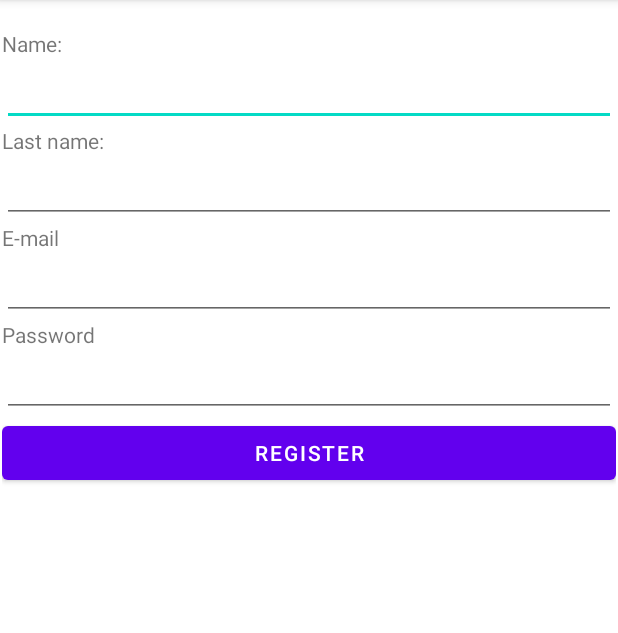
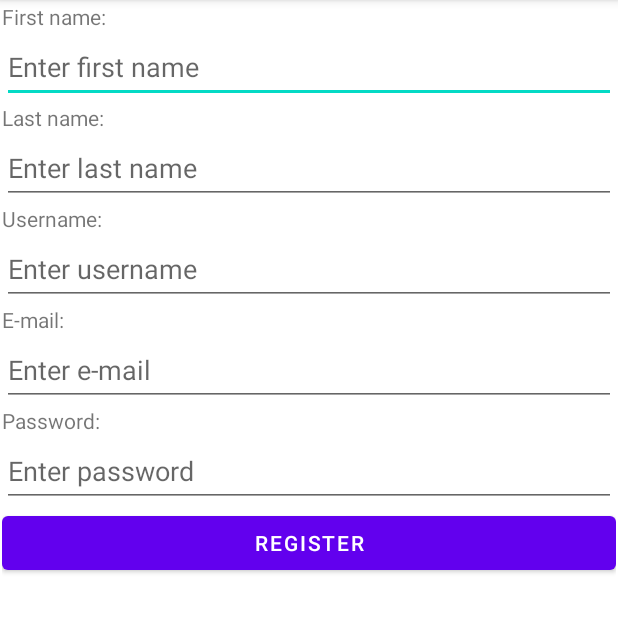
Before and after one commit to josipk1004/LostAndFound, an Android app: the Register screen opened directly, with no data from a screen before it, on a phone screen of 412 x 824 dp, the part 84-717 px from its top. Run offline under Robolectric (Android 15) with nearby library versions, the phone set to English and light mode, and no system bars.

Commit message:
import kotlinx, updated the names of textViews and buttons

```diff
--- a/app/build.gradle
+++ b/app/build.gradle
@@ -1,6 +1,7 @@
 plugins {
     id 'com.android.application'
     id 'kotlin-android'
+    id 'kotlin-android-extensions'
 }
 
 android {
--- a/app/src/main/java/com/example/lostandfound/MainActivity.kt
+++ b/app/src/main/java/com/example/lostandfound/MainActivity.kt
@@ -3,6 +3,7 @@ package com.example.lostandfound
 import android.content.Intent
 import androidx.appcompat.app.AppCompatActivity
 import android.os.Bundle
+import kotlinx.android.synthetic.main.activity_login.*
 
 class MainActivity : AppCompatActivity() {
     override fun onCreate(savedInstanceState: Bundle?) {
--- a/app/src/main/java/com/example/lostandfound/Register.kt
+++ b/app/src/main/java/com/example/lostandfound/Register.kt
@@ -2,6 +2,7 @@ package com.example.lostandfound
 
 import androidx.appcompat.app.AppCompatActivity
 import android.os.Bundle
+import kotlinx.android.synthetic.main.activity_login.*
 
 class Register : AppCompatActivity() {
     override fun onCreate(savedInstanceState: Bundle?) {
--- a/app/src/main/res/layout/activity_register.xml
+++ b/app/src/main/res/layout/activity_register.xml
@@ -16,65 +16,90 @@
         android:orientation="vertical"
         app:layout_constraintBottom_toBottomOf="parent"
         app:layout_constraintEnd_toEndOf="parent"
+        app:layout_constraintHorizontal_bias="0.0"
         app:layout_constraintStart_toStartOf="parent"
-        app:layout_constraintTop_toTopOf="parent">
+        app:layout_constraintTop_toTopOf="parent"
+        app:layout_constraintVertical_bias="0.0">
 
         <TextView
             android:id="@+id/textView"
             android:layout_width="match_parent"
             android:layout_height="wrap_content"
-            android:text="Name:" />
+            android:text="@string/first_name" />
 
         <EditText
-            android:id="@+id/Name"
+            android:id="@+id/firstNameRegister"
             android:layout_width="match_parent"
             android:layout_height="wrap_content"
             android:ems="10"
-            android:inputType="textPersonName" />
+            android:hint="@string/enter_first_name"
+            android:inputType="textPersonName"
+            android:minHeight="48dp" />
 
         <TextView
             android:id="@+id/textView6"
             android:layout_width="match_parent"
             android:layout_height="wrap_content"
-            android:text="Last name:" />
+            android:text="@string/last_name" />
 
         <EditText
-            android:id="@+id/LastName"
+            android:id="@+id/lastNameRegister"
             android:layout_width="match_parent"
             android:layout_height="wrap_content"
             android:ems="10"
-            android:inputType="textPersonName" />
+            android:hint="@string/enter_last_name"
+            android:inputType="textPersonName"
+            android:minHeight="48dp" />
+
+        <TextView
+            android:id="@+id/textView8"
+            android:layout_width="match_parent"
+            android:layout_height="wrap_content"
+            android:text="@string/username" />
+
+        <EditText
+            android:id="@+id/usernameRegister"
+            android:layout_width="match_parent"
+            android:layout_height="wrap_content"
+            android:ems="10"
+            android:hint="@string/enter_username"
+            android:inputType="textPersonName"
+            android:minHeight="48dp" />
 
         <TextView
             android:id="@+id/eMail"
             android:layout_width="match_parent"
             android:layout_height="wrap_content"
-            android:text="E-mail" />
+            android:text="@string/e_mail" />
 
         <EditText
-            android:id="@+id/emailReg"
+            android:id="@+id/emailRegister"
             android:layout_width="match_parent"
             android:layout_height="wrap_content"
             android:ems="10"
-            android:inputType="textEmailAddress" />
+            android:hint="@string/enter_e_mail"
+            android:inputType="textEmailAddress"
+            android:minHeight="48dp" />
 
         <TextView
             android:id="@+id/passwordReg"
             android:layout_width="match_parent"
             android:layout_height="wrap_content"
-            android:text="Password" />
+            android:text="@string/password" />
 
         <EditText
-            android:id="@+id/PasswordRegEdit"
+            android:id="@+id/passwordRegister"
             android:layout_width="match_parent"
             android:layout_height="wrap_content"
             android:ems="10"
-            android:inputType="textPassword" />
+            android:hint="@string/enter_password"
+            android:inputType="textPassword"
+            android:minHeight="48dp" />
 
         <Button
-            android:id="@+id/regButt"
+            android:id="@+id/registerButtonRegister"
             android:layout_width="match_parent"
             android:layout_height="wrap_content"
-            android:text="REGISTER" />
+            android:text="@string/register" />
     </LinearLayout>
 </androidx.constraintlayout.widget.ConstraintLayout>
--- a/app/src/main/res/values/strings.xml
+++ b/app/src/main/res/values/strings.xml
@@ -1,3 +1,16 @@
 <resources>
     <string name="app_name">Lost and found</string>
+    <string name="username">Username:</string>
+    <string name="enter_username">Enter username</string>
+    <string name="enter_last_name">Enter last name</string>
+    <string name="first_name">First name:</string>
+    <string name="enter_e_mail">Enter e-mail</string>
+    <string name="e_mail">E-mail:</string>
+    <string name="password">Password:</string>
+    <string name="enter_password">Enter password</string>
+    <string name="register">REGISTER</string>
+    <string name="enter_first_name">Enter first name</string>
+    <string name="last_name">Last name:</string>
+    <string name="passwordLogin">Password</string>
+    <string name="login">LOGIN</string>
 </resources>
```
Also changed, not shown: app/src/main/java/com/example/lostandfound/Login.kt (+6 -5 lines), app/src/main/res/layout/activity_login.xml (+15 -10 lines).
